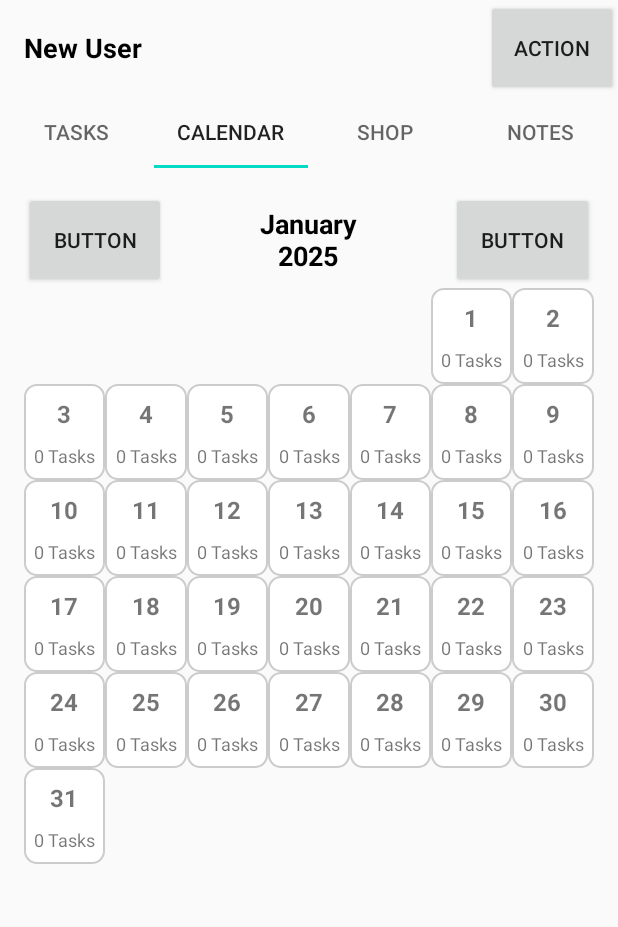
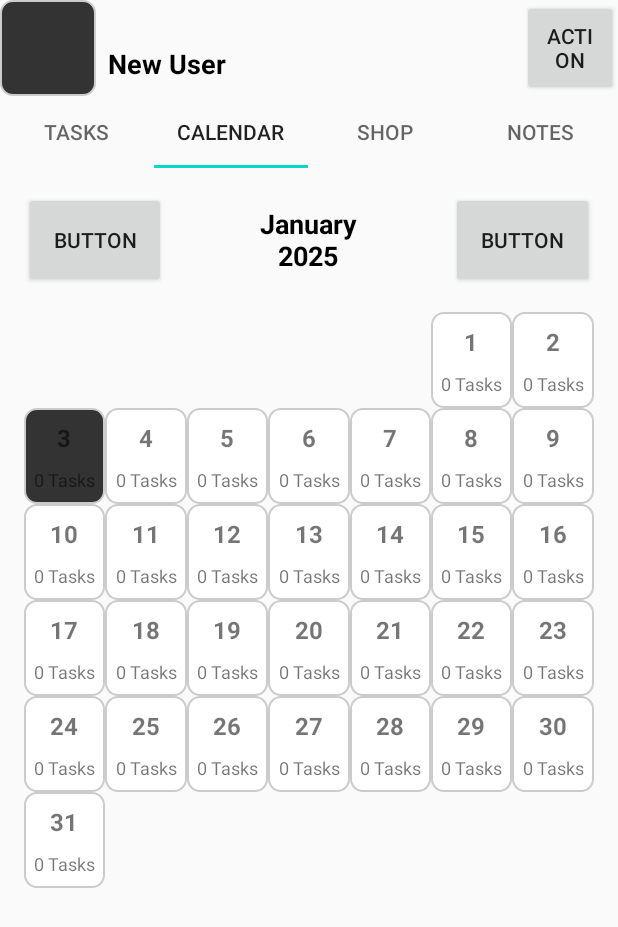
Before and after one commit to thedigialex/QuestLog, an Android app: the DashboardActivity screen opened directly, with no data from a screen before it, tab 2 chosen, on a phone screen of 412 x 824 dp. Shown: the top 927 px of the screen. Run offline under Robolectric (Android 15) with nearby library versions, the phone set to English and light mode, and no system bars.

Commit message:
Added shop and updated the header to be able to change the title and avater selected by the user.

```diff
--- a/app/src/main/java/com/thedigialex/questlog/activity/DashboardActivity.kt
+++ b/app/src/main/java/com/thedigialex/questlog/activity/DashboardActivity.kt
@@ -9,6 +9,7 @@ import com.google.android.material.tabs.TabLayoutMediator
 import com.thedigialex.questlog.R
 import com.thedigialex.questlog.adapters.DashboardPagerAdapter
 import com.thedigialex.questlog.controllers.UserController
+import com.thedigialex.questlog.models.Item
 
 class DashboardActivity : AppCompatActivity() {
 
@@ -17,7 +18,7 @@ class DashboardActivity : AppCompatActivity() {
     override fun onCreate(savedInstanceState: Bundle?) {
         super.onCreate(savedInstanceState)
         setContentView(R.layout.activity_dashboard)
-        userController = UserController(this, findViewById<View?>(R.id.userLayout).findViewById(R.id.userLayout), findViewById(R.id.tvUsername))
+        userController = UserController(this, findViewById<View?>(R.id.userLayout).findViewById(R.id.userLayout), findViewById(R.id.headerLayout))
         userController.dbHelper.checkLogDateForRepeating()
         val viewPager: ViewPager2 = findViewById(R.id.viewPager)
         val tabLayout: TabLayout = findViewById(R.id.tabLayout)
@@ -31,6 +32,7 @@ class DashboardActivity : AppCompatActivity() {
                 3 -> tab.text = "Notes"
             }
         }.attach()
+        createNewItems()
     }
 
     fun switchVisibilityOfPlayerSettings(view: View) {
@@ -41,4 +43,24 @@ class DashboardActivity : AppCompatActivity() {
             playerSettingsMenu.visibility = View.VISIBLE
         }
     }
+
+    private fun createNewItems() {
+
+        val obtainedItems = userController.dbHelper.getItems(0)
+        val notObtainedItems = userController.dbHelper.getItems(1)
+
+        val avatarImageResourceId: Int = R.drawable.avaterimagetest
+        val totalItems = listOf(
+            Item(type = "Avatar", resource = "Dino One", imageValue = avatarImageResourceId, cost = 500, levelRequired = 5),
+            Item(type = "Title", resource = "The Guy", cost = 50, levelRequired = 1)
+        )
+        totalItems.forEach { item ->
+            val isInObtained = obtainedItems.any { it.type == item.type && it.resource == item.resource }
+            val isInNotObtained = notObtainedItems.any { it.type == item.type && it.resource == item.resource }
+
+            if (!isInObtained && !isInNotObtained) {
+                userController.dbHelper.saveItem(item, create = true)
+            }
+        }
+    }
 }
--- a/app/src/main/java/com/thedigialex/questlog/adapters/CalendarAdapter.kt
+++ b/app/src/main/java/com/thedigialex/questlog/adapters/CalendarAdapter.kt
@@ -1,5 +1,6 @@
 package com.thedigialex.questlog.adapters
 
+import android.util.Log
 import android.view.LayoutInflater
 import android.view.View
 import android.view.ViewGroup
@@ -7,12 +8,13 @@ import android.widget.TextView
 import androidx.recyclerview.widget.RecyclerView
 import com.thedigialex.questlog.R
 import com.thedigialex.questlog.models.TaskLog
+import java.util.Calendar
 
 
 class CalendarAdapter(private val days: List<DayItem>, private val onDayClick: (DayItem) -> Unit) :
     RecyclerView.Adapter<CalendarAdapter.DayViewHolder>() {
 
-    data class DayItem(val day: Int?, val taskLogs: List<TaskLog>)
+    data class DayItem(val day: Int?, val taskLogs: List<TaskLog>, val isToday: Boolean)
 
     class DayViewHolder(itemView: View) : RecyclerView.ViewHolder(itemView) {
         val dayTextView: TextView = itemView.findViewById(R.id.dayTextView)
@@ -35,6 +37,9 @@ class CalendarAdapter(private val days: List<DayItem>, private val onDayClick: (
             holder.itemView.setOnClickListener {
                 onDayClick(dayItem)
             }
+            if (dayItem.isToday) {
+                holder.itemView.setBackgroundResource(R.drawable.calendar_today_background)
+            }
         } else {
             holder.itemView.visibility = View.INVISIBLE
         }
--- a/app/src/main/java/com/thedigialex/questlog/controllers/userController.kt
+++ b/app/src/main/java/com/thedigialex/questlog/controllers/userController.kt
@@ -1,6 +1,5 @@
 package com.thedigialex.questlog.controllers
 
-import android.content.ContentValues
 import android.content.Intent
 import android.view.View
 import android.widget.*
@@ -9,73 +8,120 @@ import com.thedigialex.questlog.R
 import com.thedigialex.questlog.activity.DashboardActivity
 import com.thedigialex.questlog.models.User
 import com.thedigialex.questlog.database.QuestLogDatabaseHelper
+import com.thedigialex.questlog.models.Item
 
-class UserController(private val activity: AppCompatActivity, private val layoutView: View, private val tvUserName: TextView?) {
+class UserController(private val activity: AppCompatActivity, private val layoutView: View, private val headerLayout: LinearLayout?) {
 
     var dbHelper: QuestLogDatabaseHelper = QuestLogDatabaseHelper(activity)
     var currentUser: User = dbHelper.getUser()
 
     init {
         setUpLayoutValues()
+        setUpHeaderValues()
+    }
+
+    private fun setUpHeaderValues() {
+        if(headerLayout != null) {
+            val tvUserName = headerLayout.findViewById<TextView>(R.id.tvUsername)
+            tvUserName?.text = currentUser.username
+            val tvTitle = headerLayout.findViewById<TextView>(R.id.tvTitle)
+            if (currentUser.equippedTitleId != 0) {
+                val title = currentUser.titleObtained.find { it.id == currentUser.equippedTitleId }
+                tvTitle.text = title?.resource ?: ""
+            } else {
+                tvTitle?.text = ""
+            }
+            val ivAvatar = headerLayout.findViewById<ImageView>(R.id.ivAvater)
+
+            if (currentUser.equippedAvatarId != 0) {
+                val avatarItem = currentUser.avatarObtained.find { it.id == currentUser.equippedAvatarId }
+
+                if (avatarItem != null) {
+                    ivAvatar.setImageResource(avatarItem.imageValue)
+                }
+            } else {
+                ivAvatar.setImageResource(R.drawable.calendar_today_background)
+            }
+        }
     }
 
     private fun setUpLayoutValues() {
-        val visibility = if (!currentUser.isNew) View.VISIBLE else View.GONE
+        var visibility = View.GONE
+        if (!currentUser.isNew) {
+            visibility = View.VISIBLE
+            pullInItems()
+        }
+
         layoutView.findViewById<View>(R.id.imageLayout).visibility = visibility
         layoutView.findViewById<View>(R.id.titleLayout).visibility = visibility
-        layoutView.findViewById<View>(R.id.spinnerBackground).visibility = visibility
-
+        val spinnerClass: Spinner = layoutView.findViewById(R.id.spinnerClass)
+        spinnerClass.visibility = View.GONE
         val editUsername: EditText = layoutView.findViewById(R.id.editUsername)
         editUsername.setText(currentUser.username)
-        if(tvUserName != null) {
-            tvUserName.setText(currentUser.username)
-        }
+        val spinnerAvatar: Spinner = layoutView.findViewById(R.id.spinnerAvatar)
+        val imageView: ImageView = layoutView.findViewById(R.id.imageView)
+        val avatarNames = listOf("") + currentUser.avatarObtained.map { it.resource }
+        val avatarImages = listOf(0) + currentUser.avatarObtained.map { it.imageValue }
 
-        // Populate the avatar spinner
-        val spinnerAvatar: Spinner = layoutView.findViewById(R.id.spinnerAvatar)
-        val avatarAdapter = ArrayAdapter<String>(activity, android.R.layout.simple_spinner_item, currentUser.avatarIds.map { "Avatar $it" })
+        val avatarAdapter = ArrayAdapter(activity, android.R.layout.simple_spinner_item, avatarNames)
         avatarAdapter.setDropDownViewResource(android.R.layout.simple_spinner_dropdown_item)
         spinnerAvatar.adapter = avatarAdapter
-        val avatarPosition = currentUser.avatarIds.indexOf(currentUser.equippedAvatarId)
-        if (avatarPosition >= 0) {
-            spinnerAvatar.setSelection(avatarPosition)
+        val avatarPosition = if (currentUser.equippedAvatarId == 0) {
+            0
+        } else {
+            currentUser.avatarObtained.indexOfFirst { it.id == currentUser.equippedAvatarId } + 1
         }
-
-        // Populate the title spinner
+        spinnerAvatar.setSelection(avatarPosition)
+        spinnerAvatar.onItemSelectedListener = object : AdapterView.OnItemSelectedListener {
+            override fun onItemSelected(parent: AdapterView<*>?, view: View?, position: Int, id: Long) {
+                if(position == 0) {
+                    imageView.setImageResource(R.drawable.calendar_today_background)
+                } else {
+                val selectedImageResId = avatarImages[position]
+                imageView.setImageResource(selectedImageResId)
+                }
+            }
+            override fun onNothingSelected(parent: AdapterView<*>?) {
+                imageView.setImageResource(R.drawable.calendar_today_background)
+            }
+        }
         val spinnerTitle: Spinner = layoutView.findViewById(R.id.spinnerTitle)
-        val titleAdapter = ArrayAdapter<String>(activity, android.R.layout.simple_spinner_item, currentUser.titleIds.map { "Title $it" })
+        val titleNames = listOf("") + currentUser.titleObtained.map { it.resource }
+        val titleAdapter = ArrayAdapter(activity, android.R.layout.simple_spinner_item, titleNames)
         titleAdapter.setDropDownViewResource(android.R.layout.simple_spinner_dropdown_item)
         spinnerTitle.adapter = titleAdapter
-        val titlePosition = currentUser.titleIds.indexOf(currentUser.equippedTitleId)
-        if (titlePosition >= 0) {
-            spinnerTitle.setSelection(titlePosition)
+        val titlePosition = if (currentUser.equippedTitleId == 0) {
+            0
+        } else {
+            currentUser.titleObtained.indexOfFirst { it.id == currentUser.equippedTitleId } + 1
         }
+        spinnerTitle.setSelection(titlePosition)
 
-        // Populate the class spinner
-        val spinnerClass: Spinner = layoutView.findViewById(R.id.spinnerClass)
-        val classAdapter = ArrayAdapter<String>(activity, android.R.layout.simple_spinner_item, currentUser.classIds.map { "Class $it" })
+
+        val classNames = listOf("") + currentUser.classObtained.map { it.resource }
+        val classAdapter = ArrayAdapter(activity, android.R.layout.simple_spinner_item, classNames)
         classAdapter.setDropDownViewResource(android.R.layout.simple_spinner_dropdown_item)
         spinnerClass.adapter = classAdapter
-        val classPosition = currentUser.classIds.indexOf(currentUser.equippedClassId)
-        if (classPosition >= 0) {
-            spinnerClass.setSelection(classPosition)
+        val classPosition = if (currentUser.equippedClassId == 0) {
+            0
+        } else {
+            currentUser.classObtained.indexOfFirst { it.id == currentUser.equippedClassId } + 1
         }
-
-        // Populate the background spinner
+        spinnerClass.setSelection(classPosition)
         val spinnerBackground: Spinner = layoutView.findViewById(R.id.spinnerBackground)
-        val backgroundAdapter = ArrayAdapter<String>(activity, android.R.layout.simple_spinner_item, currentUser.backgroundIds.map { "Background $it" })
+        val backgroundNames = listOf("") + currentUser.backgroundObtained.map { it.resource }
+        val backgroundAdapter = ArrayAdapter(activity, android.R.layout.simple_spinner_item, backgroundNames)
         backgroundAdapter.setDropDownViewResource(android.R.layout.simple_spinner_dropdown_item)
         spinnerBackground.adapter = backgroundAdapter
-        val backgroundPosition = currentUser.backgroundIds.indexOf(currentUser.equippedBackgroundId)
-        if (backgroundPosition >= 0) {
-            spinnerBackground.setSelection(backgroundPosition)
+        val backgroundPosition = if (currentUser.equippedBackgroundId == 0) {
+            0
+        } else {
+            currentUser.backgroundObtained.indexOfFirst { it.id == currentUser.equippedBackgroundId } + 1
         }
+        spinnerBackground.setSelection(backgroundPosition)
 
-        // Set the click listener for the Save button
         val saveButton: Button = layoutView.findViewById(R.id.btnSaveChanges)
-        saveButton.setOnClickListener {
-            saveUserData()
-        }
+        saveButton.setOnClickListener { saveUserData() }
     }
 
     private fun saveUserData() {
@@ -84,31 +130,65 @@ class UserController(private val activity: AppCompatActivity, private val layout
             Toast.makeText(activity, "Please fill in all required fields!", Toast.LENGTH_SHORT).show()
             return
         }
-        tvUserName?.setText(currentUser.username)
-        updateUserRow()
+
+        val spinnerAvatar: Spinner = layoutView.findViewById(R.id.spinnerAvatar)
+        val selectedAvatarName = spinnerAvatar.selectedItem as String
+        if (selectedAvatarName.isNotEmpty()) {
+            currentUser.equippedAvatarId = currentUser.avatarObtained.first { it.resource == selectedAvatarName }.id
+        } else {
+            currentUser.equippedAvatarId = 0
+        }
+
+        val spinnerTitle: Spinner = layoutView.findViewById(R.id.spinnerTitle)
+        val selectedTitleName = spinnerTitle.selectedItem as String
+        if (selectedTitleName.isNotEmpty()) {
+            currentUser.equippedTitleId = currentUser.titleObtained.first { it.resource == selectedTitleName }.id
+        } else {
+            currentUser.equippedTitleId = 0
+        }
+
+        val spinnerClass: Spinner = layoutView.findViewById(R.id.spinnerClass)
+        val selectedClassName = spinnerClass.selectedItem as String
+        if (selectedClassName.isNotEmpty()) {
+            currentUser.equippedClassId = currentUser.classObtained.first { it.resource == selectedClassName }.id
+        } else {
+            currentUser.equippedClassId = 0
+        }
+
+        val spinnerBackground: Spinner = layoutView.findViewById(R.id.spinnerBackground)
+        val selectedBackgroundName = spinnerBackground.selectedItem as String
+        if (selectedBackgroundName.isNotEmpty()) {
+            currentUser.equippedBackgroundId = currentUser.backgroundObtained.first { it.resource == selectedBackgroundName }.id
+        } else {
+            currentUser.equippedBackgroundId = 0
+        }
+
+        setUpHeaderValues()
+
+        if (dbHelper.saveUser(currentUser)) {
+            navigateToDashboard()
+        }
     }
 
-    private fun updateUserRow() {
-        val db = dbHelper.writableDatabase
-        val values = ContentValues().apply {
-            put("username", currentUser.username)
-            put("level", currentUser.level)
-            put("exp", currentUser.exp)
-            put("coins", currentUser.coins)
-            put("equippedAvatarId", currentUser.equippedAvatarId)
-            put("equippedBackgroundId", currentUser.equippedBackgroundId)
-            put("equippedTitleId", currentUser.equippedTitleId)
-            put("equippedClassId", currentUser.equippedClassId)
+    private fun pullInItems() {
+        val obtainedItems = dbHelper.getItems(1)
+        val avatars = mutableListOf<Item>()
+        val backgrounds = mutableListOf<Item>()
+        val titles = mutableListOf<Item>()
+        val classes = mutableListOf<Item>()
+
+        for (item in obtainedItems) {
+            when (item.type) {
+                "Avatar" -> avatars.add(item)
+                "Background" -> backgrounds.add(item)
+                "Title" -> titles.add(item)
+                "Class" -> classes.add(item)
+            }
         }
-
-        if (currentUser.id == 0) {
-            val result = db.insert("Users", null, values)
-            if (result != -1L) {
-                navigateToDashboard()
-            }
-        } else {
-            db.update("Users", values, "id = ?", arrayOf(currentUser.id.toString()))
-        }
+        currentUser.avatarObtained = avatars
+        currentUser.backgroundObtained = backgrounds
+        currentUser.classObtained = classes
+        currentUser.titleObtained = titles
     }
 
     fun navigateToDashboard() {
--- a/app/src/main/java/com/thedigialex/questlog/fragments/CalendarFragment.kt
+++ b/app/src/main/java/com/thedigialex/questlog/fragments/CalendarFragment.kt
@@ -32,12 +32,16 @@ class CalendarFragment(private val userController: UserController) : Fragment()
         monthTextView = view.findViewById(R.id.tvMonth)
         dayDetailLayout = view.findViewById(R.id.dayDetailLayout)
         calendar = Calendar.getInstance()
-        updateCalendar()
 
         view.findViewById<Button>(R.id.btnDecreaseMonth).setOnClickListener { changeMonth(-1) }
         view.findViewById<Button>(R.id.btnIncreaseMonth).setOnClickListener { changeMonth(1) }
         view.findViewById<Button>(R.id.btnCloseDayDetail).setOnClickListener { dayDetailLayout.visibility = View.GONE }
         return view
+    }
+
+    override fun onResume() {
+        super.onResume()
+        updateCalendar()
     }
 
     private fun updateCalendar() {
@@ -53,13 +57,19 @@ class CalendarFragment(private val userController: UserController) : Fragment()
         val firstDayOfWeek = calendar.get(Calendar.DAY_OF_WEEK) - 1
         val days = mutableListOf<CalendarAdapter.DayItem>()
 
+        val today = Calendar.getInstance()
+        val todayDay = today.get(Calendar.DAY_OF_MONTH)
+        val todayMonth = today.get(Calendar.MONTH)
+        val todayYear = today.get(Calendar.YEAR)
+
         repeat(firstDayOfWeek) {
-            days.add(CalendarAdapter.DayItem(null, emptyList()))
+            days.add(CalendarAdapter.DayItem(null, emptyList(), false)) // no day, so false for isToday
         }
 
         for (day in 1..daysInMonth) {
             val date = String.format("%04d-%02d-%02d", year, month + 1, day)
-            days.add(CalendarAdapter.DayItem(day, groupedLogs[date] ?: emptyList()))
+            val isToday = day == todayDay && month == todayMonth && year == todayYear
+            days.add(CalendarAdapter.DayItem(day, groupedLogs[date] ?: emptyList(), isToday))
         }
 
         calendarRecyclerView.layoutManager = GridLayoutManager(requireContext(), 7)
--- /dev/null
+++ b/app/src/main/java/com/thedigialex/questlog/models/Item.kt
@@ -0,0 +1,11 @@
+package com.thedigialex.questlog.models
+
+data class Item(
+    var id: Int = 0,
+    val type: String,
+    val resource: String,
+    val imageValue: Int = 0,
+    val cost: Int,
+    val levelRequired: Int,
+    var obtained: Int = 0
+)
--- a/app/src/main/java/com/thedigialex/questlog/models/User.kt
+++ b/app/src/main/java/com/thedigialex/questlog/models/User.kt
@@ -3,17 +3,17 @@ package com.thedigialex.questlog.models
 data class User(
     var id: Int = 0,
     var username: String,
-    val level: Int = 1,
-    val exp: Int = 0,
-    val coins: Int = 0,
-    val equippedAvatarId: Int = 0,
-    val equippedBackgroundId: Int = 0,
-    val equippedTitleId: Int = 0,
-    val equippedClassId: Int = 0,
+    var level: Int = 1,
+    var exp: Int = 0,
+    var coins: Int = 10000,
+    var equippedAvatarId: Int = 0,
+    var equippedBackgroundId: Int = 0,
+    var equippedTitleId: Int = 0,
+    var equippedClassId: Int = 0,
 
-    val avatarIds: List<Int> = emptyList(),
-    val backgroundIds: List<Int> = emptyList(),
-    val titleIds: List<Int> = emptyList(),
-    val classIds: List<Int> = emptyList(),
+    var avatarObtained: List<Item> = emptyList(),
+    var backgroundObtained: List<Item> = emptyList(),
+    var titleObtained: List<Item> = emptyList(),
+    var classObtained: List<Item> = emptyList(),
     val isNew: Boolean = false
 )
--- /dev/null
+++ b/app/src/main/res/drawable/calendar_today_background.xml
@@ -0,0 +1,6 @@
+<?xml version="1.0" encoding="utf-8"?>
+<shape xmlns:android="http://schemas.android.com/apk/res/android">
+    <solid android:color="#333333" />
+    <stroke android:width="1dp" android:color="#CCCCCC" />
+    <corners android:radius="8dp" />
+</shape>
--- a/app/src/main/res/layout/activity_dashboard.xml
+++ b/app/src/main/res/layout/activity_dashboard.xml
@@ -6,32 +6,53 @@
     android:layout_height="match_parent">
 
     <LinearLayout
-        android:id="@+id/linearLayout"
+        android:id="@+id/headerLayout"
         android:layout_width="match_parent"
         android:layout_height="64dp"
-        android:layout_marginStart="16dp"
         android:orientation="horizontal"
         app:layout_constraintEnd_toEndOf="parent"
         app:layout_constraintStart_toStartOf="parent"
         app:layout_constraintTop_toTopOf="parent">
 
-        <TextView
-            android:id="@+id/tvUsername"
+        <ImageView
+            android:id="@+id/ivAvater"
+            android:layout_width="64dp"
+            android:layout_height="match_parent"
+            app:srcCompat="@drawable/ic_launcher_background" />
+
+        <LinearLayout
             android:layout_width="0dp"
             android:layout_height="match_parent"
             android:layout_weight="1"
-            android:gravity="center_vertical"
-            android:text="Username"
-            style="@style/HeaderText" />
+            android:orientation="vertical"
+            android:paddingStart="8dp"
+            android:paddingEnd="8dp">
+
+            <TextView
+                android:id="@+id/tvTitle"
+                android:layout_width="match_parent"
+                android:layout_height="0dp"
+                android:layout_weight="1"
+                android:text="TextView" />
+
+            <TextView
+                android:id="@+id/tvUsername"
+                style="@style/HeaderText"
+                android:layout_width="match_parent"
+                android:layout_height="0dp"
+                android:layout_weight="2"
+                android:gravity="center_vertical"
+                android:text="Username" />
+
+        </LinearLayout>
 
         <Button
             android:id="@+id/btnPlayerSettings"
-            android:layout_width="wrap_content"
+            android:layout_width="64dp"
             android:layout_height="match_parent"
             android:onClick="switchVisibilityOfPlayerSettings"
             android:text="Action" />
     </LinearLayout>
-
 
     <com.google.android.material.tabs.TabLayout
         android:id="@+id/tabLayout"
@@ -39,7 +60,7 @@
         android:layout_height="48dp"
         app:layout_constraintEnd_toEndOf="parent"
         app:layout_constraintStart_toStartOf="parent"
-        app:layout_constraintTop_toBottomOf="@+id/linearLayout"
+        app:layout_constraintTop_toBottomOf="@+id/headerLayout"
         app:tabGravity="fill"
         app:tabMode="fixed" />
 
@@ -61,6 +82,6 @@
         android:visibility="gone"
         app:layout_constraintEnd_toEndOf="parent"
         app:layout_constraintStart_toStartOf="parent"
-        app:layout_constraintTop_toBottomOf="@+id/linearLayout" />
+        app:layout_constraintTop_toBottomOf="@+id/headerLayout" />
 
 </androidx.constraintlayout.widget.ConstraintLayout>
--- a/app/src/main/res/layout/fragment_calendar.xml
+++ b/app/src/main/res/layout/fragment_calendar.xml
@@ -20,7 +20,6 @@
             android:id="@+id/tvMonth"
             android:layout_width="0dp"
             android:layout_height="match_parent"
-            android:layout_gravity="center_horizontal"
             android:layout_weight="2"
             style="@style/HeaderText" />
 
@@ -37,7 +36,8 @@
         android:layout_width="match_parent"
         android:layout_height="0dp"
         android:layout_weight="1"
-        android:clipToPadding="false">
+        android:clipToPadding="false"
+        android:paddingTop="16dp">
 
     </androidx.recyclerview.widget.RecyclerView>
 
@@ -59,7 +59,7 @@
                 android:layout_width="0dp"
                 android:layout_height="match_parent"
                 android:layout_weight="1"
-                android:gravity="center"
+                style="@style/HeaderText"
                 android:text="TextView" />
 
             <Button
--- a/app/src/main/res/layout/fragment_note_list.xml
+++ b/app/src/main/res/layout/fragment_note_list.xml
@@ -68,6 +68,7 @@
             android:layout_width="match_parent"
             android:layout_height="0dp"
             android:layout_weight="1"
+            android:gravity="start|top"
             android:hint="Note Description"
             android:padding="16dp" />
 
```
Also changed, not shown: app/src/main/java/com/thedigialex/questlog/adapters/ItemAdapter.kt (added, +41 -0 lines), app/src/main/java/com/thedigialex/questlog/adapters/NoteAdapter.kt (+5 -7 lines), app/src/main/java/com/thedigialex/questlog/database/QuestLogDatabaseHelper.kt (+80 -58 lines), app/src/main/java/com/thedigialex/questlog/fragments/ShopFragment.kt (+33 -1 lines), app/src/main/res/layout/fragment_task_list.xml (+21 -6 lines), app/src/main/res/layout/item_note.xml (added, +22 -0 lines), app/src/main/res/layout/user_edit.xml (+5 -3 lines).
